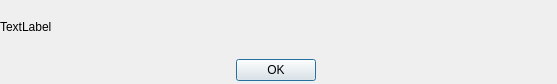
Qt form ui/update.ui (gitter-badger/simplechatclient) before a commit.
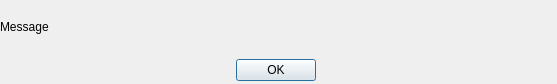
The same form after that commit. Icons and pictures are not drawn.

```diff
--- a/ui/update.ui
+++ b/ui/update.ui
@@ -30,7 +30,7 @@
     <item>
      <widget class="QLabel" name="label">
       <property name="text">
-       <string>TextLabel</string>
+       <string>Message</string>
       </property>
       <property name="openExternalLinks">
        <bool>true</bool>
```
Left out of the diff: 8 changed lines with no effect on the pictures.
